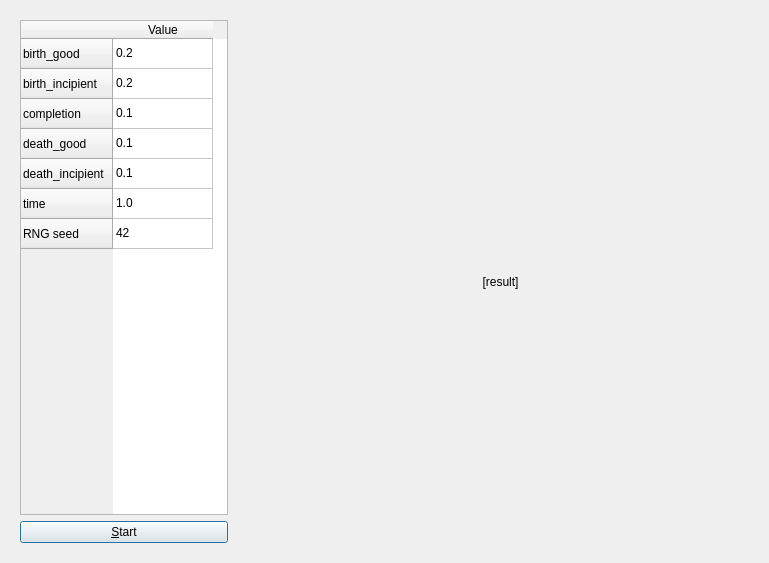
First picture: the form in pbd_qtmaindialog.ui, repository richelbilderbeek/pbdmms, before the edit.
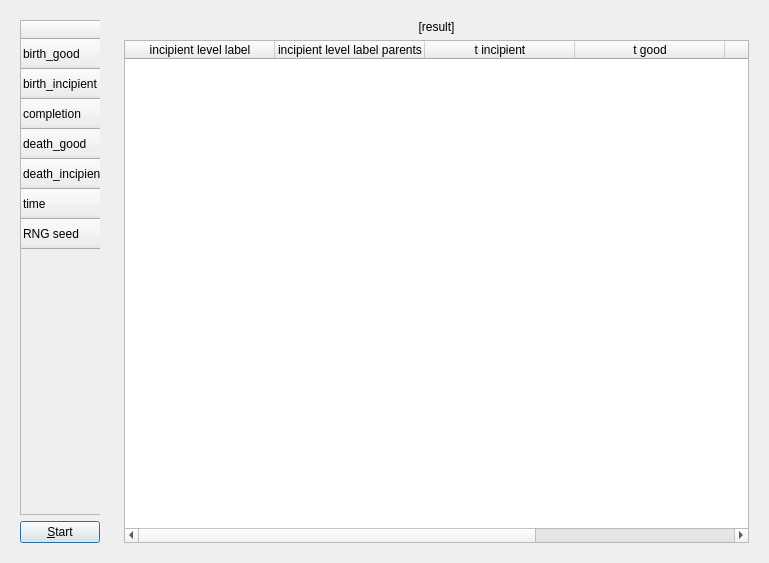
Second picture: the form after the edit.

Patch:
```diff
--- a/pbd_qtmaindialog.ui
+++ b/pbd_qtmaindialog.ui
@@ -116,13 +116,68 @@
     </widget>
    </item>
    <item>
-    <widget class="QLabel" name="result">
-     <property name="text">
-      <string>[result]</string>
-     </property>
-     <property name="alignment">
-      <set>Qt::AlignCenter</set>
-     </property>
+    <widget class="QWidget" name="right_display_part" native="true">
+     <layout class="QVBoxLayout" name="verticalLayout_2">
+      <item>
+       <widget class="QLabel" name="png">
+        <property name="text">
+         <string>[result]</string>
+        </property>
+        <property name="alignment">
+         <set>Qt::AlignCenter</set>
+        </property>
+       </widget>
+      </item>
+      <item>
+       <widget class="QTableWidget" name="l_table">
+        <property name="sizeAdjustPolicy">
+         <enum>QAbstractScrollArea::AdjustToContents</enum>
+        </property>
+        <property name="editTriggers">
+         <set>QAbstractItemView::NoEditTriggers</set>
+        </property>
+        <property name="alternatingRowColors">
+         <bool>true</bool>
+        </property>
+        <attribute name="horizontalHeaderDefaultSectionSize">
+         <number>150</number>
+        </attribute>
+        <attribute name="horizontalHeaderStretchLastSection">
+         <bool>true</bool>
+        </attribute>
+        <column>
+         <property name="text">
+          <string>incipient level label</string>
+         </property>
+        </column>
+        <column>
+         <property name="text">
+          <string>incipient level label parents</string>
+         </property>
+        </column>
+        <column>
+         <property name="text">
+          <string>t incipient</string>
+         </property>
+        </column>
+        <column>
+         <property name="text">
+          <string>t good</string>
+         </property>
+        </column>
+        <column>
+         <property name="text">
+          <string>t extinction</string>
+         </property>
+        </column>
+        <column>
+         <property name="text">
+          <string>species level label</string>
+         </property>
+        </column>
+       </widget>
+      </item>
+     </layout>
     </widget>
    </item>
   </layout>
```
Left out of the diff: 2 changed lines with no effect on the pictures.
